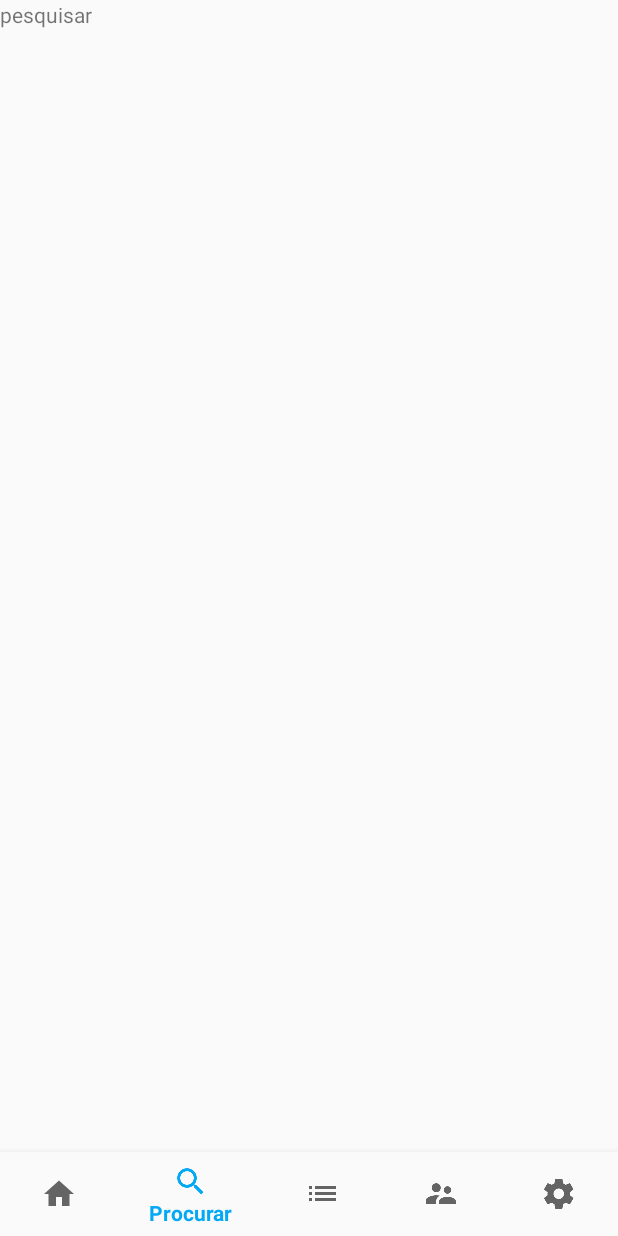
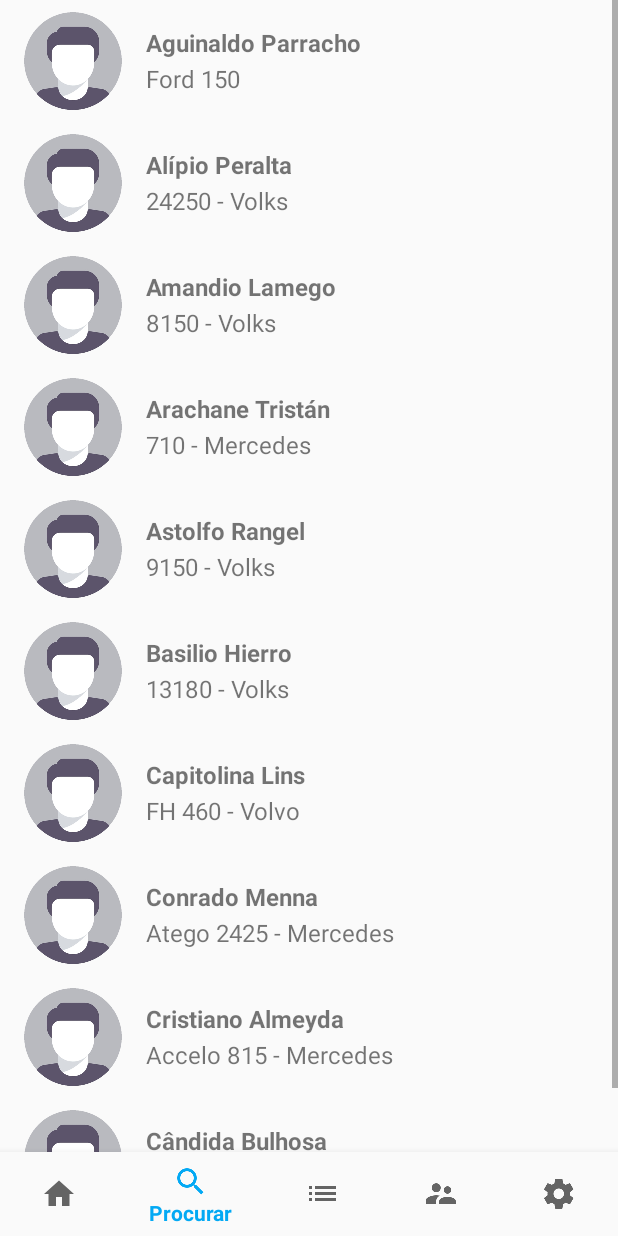
Before and after one commit to miguelwolf/logeasy, an Android app: the fragment PesquisarFragment placed in its activity, item 2 of the bottom bar chosen, on a phone screen of 412 x 824 dp. Run offline under Robolectric (Android 15) with nearby library versions, the phone set to English and light mode, and no system bars; our stand-ins replace Picasso; pictures from the network do not load.

Commit message:
Atualizado pesquisa

```diff
--- /dev/null
+++ b/app/src/main/java/adapter/PesquisaAdapter.java
@@ -0,0 +1,94 @@
+package adapter;
+
+import android.content.Context;
+import android.support.annotation.NonNull;
+import android.support.v7.widget.RecyclerView;
+import android.view.LayoutInflater;
+import android.view.View;
+import android.view.ViewGroup;
+import android.widget.ImageView;
+import android.widget.TextView;
+
+import java.util.List;
+
+import br.com.miguelwolf.logeasy.R;
+import interfaces.RecyclerViewOnClickListenerHack;
+import model.Pesquisa;
+
+public class PesquisaAdapter extends RecyclerView.Adapter<PesquisaAdapter.MyViewHolder> {
+
+    private List<Pesquisa> mList;
+    private LayoutInflater mLayoutInflater;
+    private RecyclerViewOnClickListenerHack mRecyclerViewOnClickListenerHack;
+
+    public PesquisaAdapter(Context c, List<Pesquisa> l) {
+        mList = l;
+        mLayoutInflater = (LayoutInflater) c.getSystemService(Context.LAYOUT_INFLATER_SERVICE);
+
+    }
+
+    @NonNull
+    @Override
+    public MyViewHolder onCreateViewHolder(@NonNull ViewGroup parent, int viewType) {
+
+        View v = mLayoutInflater.inflate(R.layout.item_pesquisa, parent, false);
+        MyViewHolder myViewHolder = new MyViewHolder(v);
+
+        return myViewHolder;
+    }
+
+    @Override
+    public void onBindViewHolder(@NonNull MyViewHolder holder, int position) {
+        holder.ivUsuario.setImageResource(mList.get(position).getFoto());
+        holder.tvNome.setText(mList.get(position).getNome());
+        holder.tvDescricao.setText(mList.get(position).getIdentificacao());
+    }
+
+    @Override
+    public int getItemCount() {
+        return mList.size();
+    }
+
+    public void addListItem(Pesquisa p, int position){
+        mList.add(p);
+        notifyItemInserted(position);
+    }
+
+    public void removeListItem(int position){
+        mList.remove(position);
+        notifyItemRemoved(position);
+    }
+
+    public RecyclerViewOnClickListenerHack getmRecyclerViewOnClickListenerHack() {
+        return mRecyclerViewOnClickListenerHack;
+    }
+
+    public void setmRecyclerViewOnClickListenerHack(RecyclerViewOnClickListenerHack mRecyclerViewOnClickListenerHack) {
+        this.mRecyclerViewOnClickListenerHack = mRecyclerViewOnClickListenerHack;
+    }
+
+    public class MyViewHolder extends RecyclerView.ViewHolder implements View.OnClickListener{
+
+        private ImageView ivUsuario;
+        private TextView tvNome;
+        private TextView tvDescricao;
+
+        public MyViewHolder(View itemView) {
+            super(itemView);
+
+            ivUsuario = itemView.findViewById(R.id.item_ivUsuario);
+            tvNome = itemView.findViewById(R.id.item_tvNome);
+            tvDescricao = itemView.findViewById(R.id.item_tvDescricao);
+
+            itemView.setOnClickListener(this);
+
+        }
+
+        @Override
+        public void onClick(View view) {
+            if (mRecyclerViewOnClickListenerHack != null) {
+                mRecyclerViewOnClickListenerHack.onClickListener(view, getLayoutPosition());
+            }
+        }
+    }
+}
--- a/app/src/main/java/br/com/miguelwolf/logeasy/view/PesquisarFragment.java
+++ b/app/src/main/java/br/com/miguelwolf/logeasy/view/PesquisarFragment.java
@@ -4,72 +4,103 @@ import android.content.Context;
 import android.net.Uri;
 import android.os.Bundle;
 import android.support.v4.app.Fragment;
+import android.support.v4.view.MenuItemCompat;
+import android.support.v7.widget.LinearLayoutManager;
+import android.support.v7.widget.RecyclerView;
 import android.view.LayoutInflater;
+import android.view.Menu;
+import android.view.MenuInflater;
+import android.view.MenuItem;
 import android.view.View;
 import android.view.ViewGroup;
+import android.widget.SearchView;
+import android.widget.Toast;
 
+import java.util.ArrayList;
+import java.util.List;
+
+import adapter.PesquisaAdapter;
 import br.com.miguelwolf.logeasy.R;
+import interfaces.RecyclerViewOnClickListenerHack;
+import model.Pesquisa;
 
 
 /**
- * A simple {@link Fragment} subclass.
- * Activities that contain this fragment must implement the
- * {@link PesquisarFragment.OnFragmentInteractionListener} interface
- * to handle interaction events.
- * Use the {@link PesquisarFragment#newInstance} factory method to
- * create an instance of this fragment.
+ * Fragment utilizado para que o usuário possa pesquisar por motoristas, clientes e lugares.
+ *
+ * @author Miguel Wolf
+ * @since 05/04/2018
  */
-public class PesquisarFragment extends Fragment {
-    // TODO: Rename parameter arguments, choose names that match
-    // the fragment initialization parameters, e.g. ARG_ITEM_NUMBER
-    private static final String ARG_PARAM1 = "param1";
-    private static final String ARG_PARAM2 = "param2";
+public class PesquisarFragment extends Fragment implements RecyclerViewOnClickListenerHack{
 
-    // TODO: Rename and change types of parameters
-    private String mParam1;
-    private String mParam2;
+    private RecyclerView mRecyclerView;
+    private List<Pesquisa> mList;
 
     private OnFragmentInteractionListener mListener;
 
     public PesquisarFragment() {
-        // Required empty public constructor
-    }
 
-    /**
-     * Use this factory method to create a new instance of
-     * this fragment using the provided parameters.
-     *
-     * @param param1 Parameter 1.
-     * @param param2 Parameter 2.
-     * @return A new instance of fragment PesquisarFragment.
-     */
-    // TODO: Rename and change types and number of parameters
-    public static PesquisarFragment newInstance(String param1, String param2) {
-        PesquisarFragment fragment = new PesquisarFragment();
-        Bundle args = new Bundle();
-        args.putString(ARG_PARAM1, param1);
-        args.putString(ARG_PARAM2, param2);
-        fragment.setArguments(args);
-        return fragment;
     }
 
     @Override
     public void onCreate(Bundle savedInstanceState) {
         super.onCreate(savedInstanceState);
-        if (getArguments() != null) {
-            mParam1 = getArguments().getString(ARG_PARAM1);
-            mParam2 = getArguments().getString(ARG_PARAM2);
-        }
+        setHasOptionsMenu(true);
     }
 
     @Override
     public View onCreateView(LayoutInflater inflater, ViewGroup container,
                              Bundle savedInstanceState) {
-        // Inflate the layout for this fragment
-        return inflater.inflate(R.layout.fragment_pesquisar, container, false);
+        View v = inflater.inflate(R.layout.fragment_pesquisar, container, false);
+
+        mRecyclerView = (RecyclerView) v.findViewById(R.id.rv_list);
+        mRecyclerView.setHasFixedSize(true);
+        mRecyclerView.addOnScrollListener(new RecyclerView.OnScrollListener() {
+            @Override
+            public void onScrollStateChanged(RecyclerView recyclerView, int newState) {
+                super.onScrollStateChanged(recyclerView, newState);
+            }
+
+            @Override
+            public void onScrolled(RecyclerView recyclerView, int dx, int dy) {
+                super.onScrolled(recyclerView, dx, dy);
+
+                LinearLayoutManager llm = (LinearLayoutManager) mRecyclerView.getLayoutManager();
+                PesquisaAdapter adapter = (PesquisaAdapter) mRecyclerView.getAdapter();
+
+                if (mList.size() == llm.findLastCompletelyVisibleItemPosition() + 1) {
+                    List<Pesquisa> listAux = getSetPesquisaList(10);
+
+                    for (int i = 0; i < listAux.size(); i++) {
+                        adapter.addListItem(listAux.get(i), mList.size());
+                    }
+                }
+
+            }
+        });
+
+        LinearLayoutManager llm = new LinearLayoutManager(getActivity());
+        llm.setOrientation(LinearLayoutManager.VERTICAL);
+        mRecyclerView.setLayoutManager(llm);
+
+        mList = getSetPesquisaList(10);
+        PesquisaAdapter adapter = new PesquisaAdapter(getActivity(), mList );
+        adapter.setmRecyclerViewOnClickListenerHack(this);
+        mRecyclerView.setAdapter(adapter);
+
+        setHasOptionsMenu(true);
+
+        return v;
     }
 
-    // TODO: Rename method, update argument and hook method into UI event
+    @Override
+    public void onCreateOptionsMenu(Menu menu, MenuInflater inflater) {
+        inflater.inflate(R.menu.menu_pesquisa, menu);
+        MenuItem searchItem = menu.findItem(R.id.action_search);
+//        SearchView searchView = MenuItemCompat.getActionProvider(searchItem);
+    }
+
+
     public void onButtonPressed(Uri uri) {
         if (mListener != null) {
             mListener.onFragmentInteraction(uri);
@@ -79,18 +110,109 @@ public class PesquisarFragment extends Fragment {
     @Override
     public void onAttach(Context context) {
         super.onAttach(context);
-//        if (context instanceof OnFragmentInteractionListener) {
-//            mListener = (OnFragmentInteractionListener) context;
-//        } else {
-//            throw new RuntimeException(context.toString()
-//                    + " must implement OnFragmentInteractionListener");
-//        }
     }
 
     @Override
     public void onDetach() {
         super.onDetach();
         mListener = null;
+    }
+
+    /**
+     * Método para geração de itens para a lista de pesquisa
+     * @param qtd, utlizado para definir o tanto de elementos eu quero exibir, 5 itens, 9 itens, 25 itens.
+     * @return
+     */
+    public List<Pesquisa> getSetPesquisaList(int qtd){
+
+        int[] ids = new int[]{1,2,3,4,5,6,7,8,9,10,11,12,13,14,15,16,17,18,19,20,21,22,23,24,25};
+
+        int[] fotos = new int[]{R.drawable.usuario,R.drawable.usuario,R.drawable.usuario,R.drawable.usuario,R.drawable.usuario,R.drawable.usuario,R.drawable.usuario,R.drawable.usuario,R.drawable.usuario,R.drawable.usuario,R.drawable.usuario,R.drawable.usuario,R.drawable.usuario,R.drawable.usuario,R.drawable.usuario,R.drawable.usuario,R.drawable.usuario,R.drawable.usuario,R.drawable.usuario,R.drawable.usuario,R.drawable.usuario,R.drawable.usuario,R.drawable.usuario,R.drawable.usuario,R.drawable.usuario};
+
+        String[] nomes = new String[]{"Aguinaldo Parracho",
+                "Alípio Peralta",
+                "Amandio Lamego",
+                "Arachane Tristán",
+                "Astolfo Rangel",
+                "Basilio Hierro",
+                "Capitolina Lins",
+                "Conrado Menna",
+                "Cristiano Almeyda",
+                "Cândida Bulhosa",
+                "Floripes Campello",
+                "Flávio Mourato",
+                "Flávio Tabosa",
+                "Fábia Siebra",
+                "Ismael Marreiro",
+                "Josefa Beltrán",
+                "Lurdes Santana",
+                "Magda Baía",
+                "Marli Domingues",
+                "Maura Gomes",
+                "Melinda Amaro",
+                "Micael Mexia",
+                "Micaela Godoi",
+                "Olívia Muniz",
+                "Simão Cordeiro"};
+
+        String[] descricao = new String[]{"Ford 150","24250 - Volks",
+                "8150 - Volks",
+                "710 - Mercedes",
+                "9150 - Volks",
+                "13180 - Volks",
+                "FH 460 - Volvo",
+                "Atego 2425 - Mercedes",
+                "Accelo 815 - Mercedes",
+                "VM 260 - Volvo",
+                "R440 - Scania",
+                "Ford 150","24250 - Volks",
+                "8150 - Volks",
+                "710 - Mercedes",
+                "9150 - Volks",
+                "13180 - Volks",
+                "FH 460 - Volvo",
+                "Atego 2425 - Mercedes",
+                "Accelo 815 - Mercedes",
+                "VM 260 - Volvo",
+                "R440 - Scania",
+                "VM 260 - Volvo",
+                "R440 - Scania",
+                "Ford 150","24250 - Volks",
+                "8150 - Volks",
+                "710 - Mercedes",
+                "9150 - Volks",
+                "13180 - Volks",
+                "FH 460 - Volvo"};
+
+        List<Pesquisa> listAux = new ArrayList<>();
+
+        for (int i = 0; i < qtd; i++) {
+            Pesquisa p = new Pesquisa(ids[i % ids.length], fotos[i % fotos.length], nomes[i % nomes.length], descricao[i % descricao.length]);
+            listAux.add(p);
+        }
+
+        return (listAux);
+
+    }
+
+    @Override
+    public void onClickListener(View v, int position) {
+        Toast.makeText(getActivity(), "Position: "+position, Toast.LENGTH_SHORT).show();
+
+        PesquisaAdapter adapter = (PesquisaAdapter) mRecyclerView.getAdapter();
+        adapter.removeListItem(position);
+    }
+
+    @Override
+    public boolean onOptionsItemSelected(MenuItem item) {
+
+        int id = item.getItemId();
+        if(id == R.id.action_search){
+
+            return true;
+        }
+
+        return super.onOptionsItemSelected(item);
     }
 
     /**
--- /dev/null
+++ b/app/src/main/java/interfaces/RecyclerViewOnClickListenerHack.java
@@ -0,0 +1,15 @@
+package interfaces;
+
+import android.view.View;
+
+/**
+ * Interface responsável por interpretar os cliques no RecyclerView
+ *
+ * @author Miguel Wolf
+ * @since 06/04/2018
+ */
+public interface RecyclerViewOnClickListenerHack {
+
+    public void onClickListener(View v, int position);
+
+}
--- /dev/null
+++ b/app/src/main/java/model/Pesquisa.java
@@ -0,0 +1,68 @@
+package model;
+
+/**
+ * Classe utilizada para modelar a lista do fragment de Pesquisa.
+ *
+ * @author Miguel Wolf
+ * @since 05/04/2018 16:54
+ */
+public class Pesquisa {
+
+    private int id;
+    private int foto;
+    private String nome;
+    private String identificacao;
+
+    /**
+     * Classe utilizada para modelar a lista do fragment de Pesquisa.
+     */
+    public Pesquisa() {}
+
+
+    /**
+     * Classe utilizada para modelar a lista do fragment de Pesquisa.
+     *
+     * @param id, número de identificação do motorista, cliente ou lugar
+     * @param foto, foto do motorista, cliente ou lugar.
+     * @param nome, nome do motorista, cliente ou lugar.
+     * @param identificacao atributo de destaque para diferenciar um motorista de outro, o mesmo vale para cliente e lugar.
+     */
+    public Pesquisa(int id, int foto, String nome, String identificacao) {
+        this.id = id;
+        this.foto = foto;
+        this.nome = nome;
+        this.identificacao = identificacao;
+    }
+
+    public int getId() {
+        return id;
+    }
+
+    public void setId(int id) {
+        this.id = id;
+    }
+
+    public int getFoto() {
+        return foto;
+    }
+
+    public void setFoto(int foto) {
+        this.foto = foto;
+    }
+
+    public String getNome() {
+        return nome;
+    }
+
+    public void setNome(String nome) {
+        this.nome = nome;
+    }
+
+    public String getIdentificacao() {
+        return identificacao;
+    }
+
+    public void setIdentificacao(String identificacao) {
+        this.identificacao = identificacao;
+    }
+}
--- a/app/src/main/res/layout/fragment_pesquisar.xml
+++ b/app/src/main/res/layout/fragment_pesquisar.xml
@@ -4,10 +4,10 @@
     android:layout_height="match_parent"
     tools:context="br.com.miguelwolf.logeasy.view.PesquisarFragment">
 
-    <!-- TODO: Update blank fragment layout -->
-    <TextView
+    <android.support.v7.widget.RecyclerView
+        android:id="@+id/rv_list"
+        android:scrollbars="vertical"
         android:layout_width="match_parent"
-        android:layout_height="match_parent"
-        android:text="pesquisar" />
+        android:layout_height="match_parent"/>
 
 </FrameLayout>
--- /dev/null
+++ b/app/src/main/res/layout/item_pesquisa.xml
@@ -0,0 +1,43 @@
+<?xml version="1.0" encoding="utf-8"?>
+<RelativeLayout xmlns:android="http://schemas.android.com/apk/res/android"
+    android:layout_width="match_parent" android:layout_height="wrap_content"
+    android:layout_marginTop="8dp"
+    android:layout_marginLeft="16dp"
+    android:layout_marginRight="16dp"
+    android:layout_marginBottom="8dp">
+
+    <ImageView
+        android:id="@+id/item_ivUsuario"
+        android:layout_width="65dp"
+        android:layout_height="65dp"
+        android:layout_alignParentTop="true"
+        android:layout_alignParentLeft="true"
+        android:src="@drawable/usuario"/>
+
+    <LinearLayout
+        android:layout_width="match_parent"
+        android:layout_height="65dp"
+        android:orientation="vertical"
+        android:gravity="center"
+        android:layout_toRightOf="@id/item_ivUsuario"
+        android:layout_marginLeft="16dp">
+
+        <TextView
+            android:id="@+id/item_tvNome"
+            android:layout_width="match_parent"
+            android:layout_height="wrap_content"
+            android:textSize="16sp"
+            android:textStyle="bold"
+            android:text="Miguel Wolf Bernardino"/>
+
+        <TextView
+            android:id="@+id/item_tvDescricao"
+            android:layout_width="match_parent"
+            android:layout_height="wrap_content"
+            android:layout_marginTop="2dp"
+            android:textSize="16sp"
+            android:text="9150 - Volks"/>
+
+    </LinearLayout>
+
+</RelativeLayout>
--- /dev/null
+++ b/app/src/main/res/menu/menu_pesquisa.xml
@@ -0,0 +1,16 @@
+<?xml version="1.0" encoding="utf-8"?>
+<menu xmlns:android="http://schemas.android.com/apk/res/android"
+    xmlns:app="http://schemas.android.com/apk/res-auto"
+    xmlns:tools="http://schemas.android.com/tools" >
+
+
+    <item
+        android:id="@+id/action_search"
+        android:title="Pesquisa"
+        android:orderInCategory="10"
+        android:icon="@mipmap/ic_search_black_24dp"
+        app:showAsAction="ifRoom|collapseActionView"
+        app:actionViewClass="android.support.v7.widget.SearchView"/>
+
+
+</menu>
```
Also changed, not shown: app/src/main/java/br/com/miguelwolf/logeasy/view/AgregadosFragment.java (+1 -6 lines), app/src/main/res/drawable/usuario.png (added).
